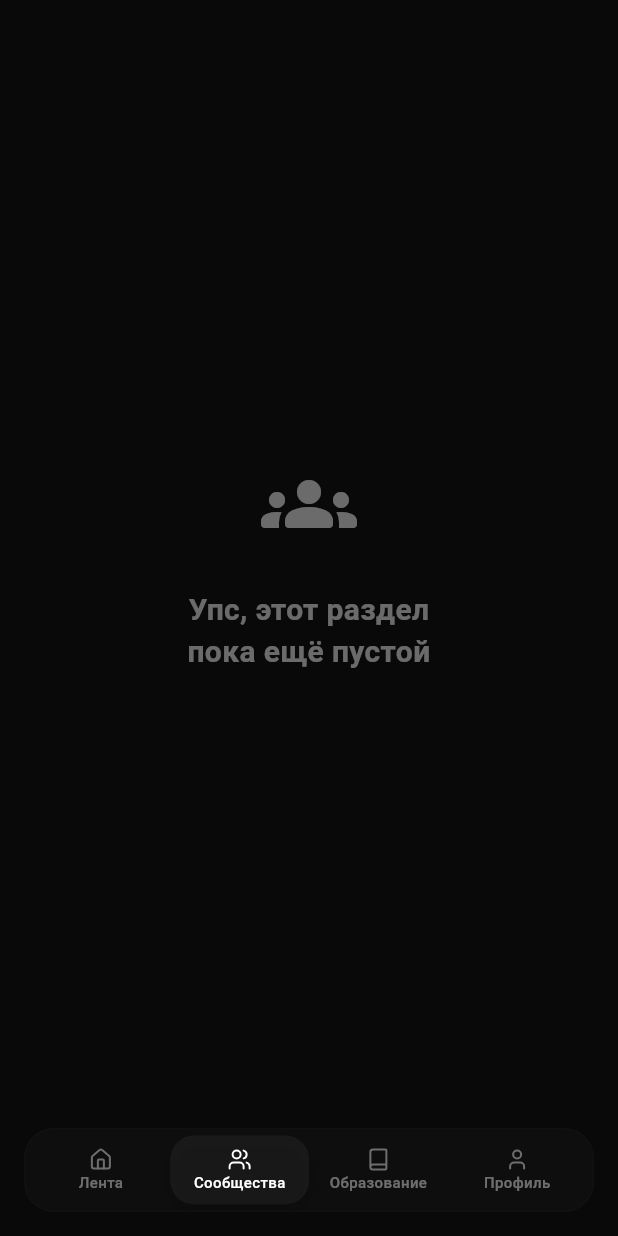
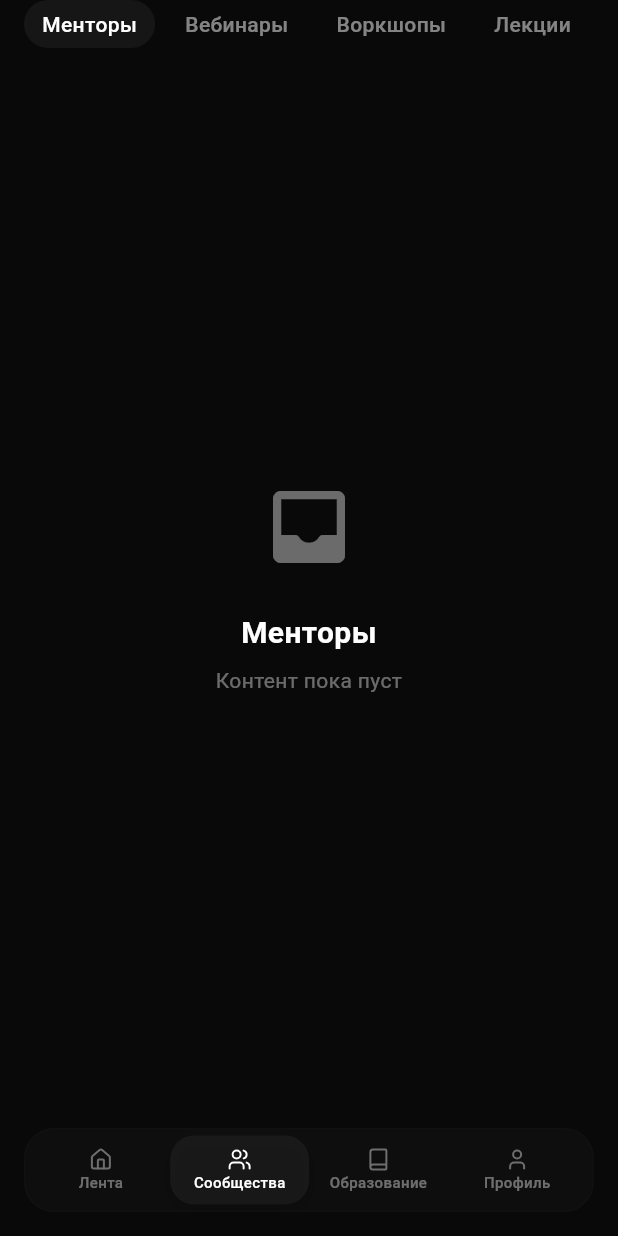
Before and after one commit to mosprom-hack/mosprom_mobile, a Flutter app: the screen it shows after launch, item 2 of the bottom bar chosen, on a phone screen of 412 x 824 dp. Run offline on Flutter 3.47's test engine with Material 3 defaults, Android fonts, the phone set to English and light mode, and no system bars; our stand-ins replace dio, flutter_lucide, get_it, go_router; Roboto replaces fonts that are missing (SF Pro); project files that could hold a hidden picture were left out.

Commit message:
Add tab navigation components and enhance ColorService with tab colors

```diff
--- a/lib/core/services/color_service.dart
+++ b/lib/core/services/color_service.dart
@@ -38,5 +38,9 @@ class ColorService {
   Color get buttonDisabledText => AppColors.whiteAlpha10;
   Color get buttonDisabledBackground => AppColors.whiteAlpha05;
 
+  Color get tabInactiveText => AppColors.whiteAlpha50;
+  Color get tabActiveBackground => AppColors.whiteAlpha05;
+  Color get tabActiveText => AppColors.white;
+
   Color get transparent => AppColors.transparent;
 }
--- a/lib/presentation/pages/home/communities/communities_page.dart
+++ b/lib/presentation/pages/home/communities/communities_page.dart
@@ -1,6 +1,8 @@
 import 'package:flutter/material.dart';
 import '../../../../core/consts/app_fonts.dart';
 import '../../../../core/services/color_service.dart';
+import '../../../widgets/tabs/app_tabs.dart';
+import '../../../../ui/tabs/app_tab_data.dart';
 
 class CommunitiesPage extends StatelessWidget {
   const CommunitiesPage({super.key});
@@ -11,26 +13,63 @@ class CommunitiesPage extends StatelessWidget {
 
     return Scaffold(
       backgroundColor: colors.background,
-      body: Center(
-        child: Column(
-          mainAxisAlignment: MainAxisAlignment.center,
-          children: [
-            Icon(
-              Icons.groups_rounded,
-              size: 64,
-              color: colors.textSecondary,
+      body: SafeArea(
+        child: AppTabs(
+          tabs: [
+            AppTabData(
+              label: 'Менторы',
+              content: _buildPlaceholder('Менторы', colors),
             ),
-            const SizedBox(height: 24),
-            Text(
-              'Упс, этот раздел\nпока ещё пустой',
-              textAlign: TextAlign.center,
-              style: AppFonts.h4.copyWith(
-                color: colors.textSecondary,
-              ),
+            AppTabData(
+              label: 'Вебинары',
+              content: _buildPlaceholder('Вебинары', colors),
+            ),
+            AppTabData(
+              label: 'Воркшопы',
+              content: _buildPlaceholder('Воркшопы', colors),
+            ),
+            AppTabData(
+              label: 'Лекции',
+              content: _buildPlaceholder('Лекции', colors),
+            ),
+            AppTabData(
+              label: 'Трансляции',
+              content: _buildPlaceholder('Трансляции', colors),
             ),
           ],
         ),
       ),
     );
   }
+
+  Widget _buildPlaceholder(String title, ColorService colors) {
+    return Center(
+      child: Column(
+        mainAxisAlignment: MainAxisAlignment.center,
+        children: [
+          Icon(
+            Icons.inbox_rounded,
+            size: 64,
+            color: colors.textSecondary,
+          ),
+          const SizedBox(height: 24),
+          Text(
+            title,
+            textAlign: TextAlign.center,
+            style: AppFonts.h4.copyWith(
+              color: colors.textPrimary,
+            ),
+          ),
+          const SizedBox(height: 8),
+          Text(
+            'Контент пока пуст',
+            textAlign: TextAlign.center,
+            style: AppFonts.bodyMedium.copyWith(
+              color: colors.textSecondary,
+            ),
+          ),
+        ],
+      ),
+    );
+  }
 }
--- /dev/null
+++ b/lib/presentation/widgets/tabs/app_tabs.dart
@@ -0,0 +1,78 @@
+import 'package:flutter/material.dart';
+import '../../../ui/tabs/app_tab.dart';
+import '../../../ui/tabs/app_tab_data.dart';
+
+class AppTabs extends StatefulWidget {
+  final List<AppTabData> tabs;
+  final int initialIndex;
+  final void Function(int)? onTabChanged;
+
+  const AppTabs({
+    super.key,
+    required this.tabs,
+    this.initialIndex = 0,
+    this.onTabChanged,
+  });
+
+  @override
+  State<AppTabs> createState() => _AppTabsState();
+}
+
+class _AppTabsState extends State<AppTabs> {
+  late int _currentIndex;
+
+  @override
+  void initState() {
+    super.initState();
+    _currentIndex = widget.initialIndex;
+  }
+
+  void _onTabTap(int index) {
+    if (_currentIndex == index) return;
+
+    setState(() {
+      _currentIndex = index;
+    });
+
+    widget.onTabChanged?.call(index);
+  }
+
+  @override
+  Widget build(BuildContext context) {
+    return Column(
+      crossAxisAlignment: CrossAxisAlignment.start,
+      children: [
+        SingleChildScrollView(
+          scrollDirection: Axis.horizontal,
+          padding: const EdgeInsets.symmetric(horizontal: 16),
+          child: Row(
+            children: List.generate(
+              widget.tabs.length,
+              (index) {
+                final tab = widget.tabs[index];
+                return Padding(
+                  padding: EdgeInsets.only(
+                    right: index < widget.tabs.length - 1 ? 8 : 0,
+                  ),
+                  child: AppTab(
+                    text: tab.label,
+                    icon: tab.icon,
+                    isActive: _currentIndex == index,
+                    activeColor: tab.activeColor,
+                    onTap: () => _onTabTap(index),
+                  ),
+                );
+              },
+            ),
+          ),
+        ),
+        Expanded(
+          child: IndexedStack(
+            index: _currentIndex,
+            children: widget.tabs.map((tab) => tab.content).toList(),
+          ),
+        ),
+      ],
+    );
+  }
+}
--- /dev/null
+++ b/lib/ui/tabs/app_tab.dart
@@ -0,0 +1,65 @@
+import 'package:flutter/material.dart';
+import '../../core/consts/app_fonts.dart';
+import '../../core/services/color_service.dart';
+
+class AppTab extends StatelessWidget {
+  final String text;
+  final IconData? icon;
+  final bool isActive;
+  final VoidCallback? onTap;
+  final Color? activeColor;
+
+  const AppTab({
+    super.key,
+    required this.text,
+    this.icon,
+    required this.isActive,
+    this.onTap,
+    this.activeColor,
+  });
+
+  @override
+  Widget build(BuildContext context) {
+    final colors = ColorService.instance;
+
+    return GestureDetector(
+      onTap: onTap,
+      child: AnimatedContainer(
+        duration: const Duration(milliseconds: 200),
+        curve: Curves.easeInOut,
+        padding: const EdgeInsets.symmetric(horizontal: 12, vertical: 8),
+        decoration: BoxDecoration(
+          color: isActive ? colors.tabActiveBackground : colors.transparent,
+          borderRadius: BorderRadius.circular(100),
+        ),
+        child: Row(
+          mainAxisSize: MainAxisSize.min,
+          children: [
+            if (icon != null) ...[
+              Icon(
+                icon,
+                size: 16,
+                color: _getTextColor(colors),
+              ),
+              const SizedBox(width: 4),
+            ],
+            Text(
+              text,
+              style: AppFonts.labelLarge.copyWith(
+                color: _getTextColor(colors),
+                height: 16 / 14,
+              ),
+            ),
+          ],
+        ),
+      ),
+    );
+  }
+
+  Color _getTextColor(ColorService colors) {
+    if (isActive) {
+      return activeColor ?? colors.tabActiveText;
+    }
+    return colors.tabInactiveText;
+  }
+}
--- /dev/null
+++ b/lib/ui/tabs/app_tab_data.dart
@@ -0,0 +1,15 @@
+import 'package:flutter/material.dart';
+
+class AppTabData {
+  final String label;
+  final IconData? icon;
+  final Color? activeColor;
+  final Widget content;
+
+  const AppTabData({
+    required this.label,
+    this.icon,
+    this.activeColor,
+    required this.content,
+  });
+}
```
